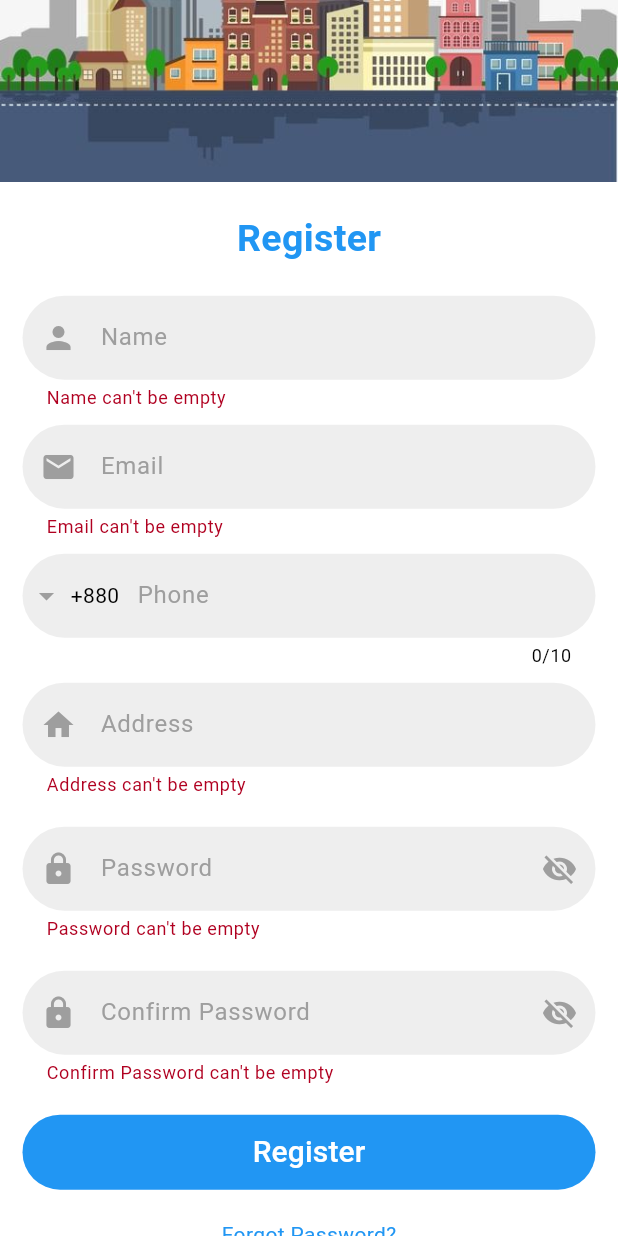
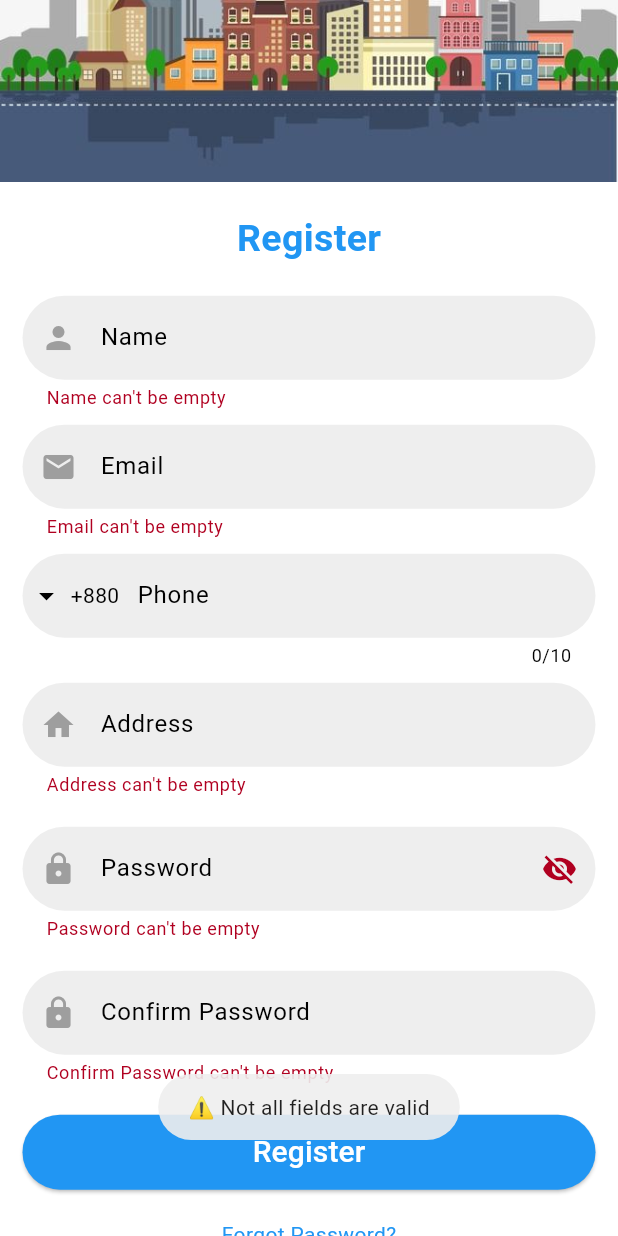
Before and after one commit to arafat-jahan/uber-clone-flutter, a Flutter app: the screen it shows after launch, scrolled down 102 dp, after a tap on "Register", on a phone screen of 412 x 824 dp. Run offline on Flutter 3.47's test engine with Material 3 defaults, Android fonts, the phone set to English and light mode, and no system bars; drawn by our look-alikes of intl_phone_field; our stand-ins replace firebase_auth, firebase_core, firebase_database, fluttertoast; accounts and stored records are empty.

```diff
--- a/lib/main.dart
+++ b/lib/main.dart
@@ -1,10 +1,13 @@
+import 'package:firebase_core/firebase_core.dart';
 import 'package:flutter/material.dart';
 import 'package:users/screens/main_page.dart';
 import 'package:users/screens/register_screen.dart';
 import 'package:users/themeProvider/theme_provider.dart';
 
-void main() {
+ Future<void> main() async{
   runApp(const MyApp());
+  WidgetsFlutterBinding.ensureInitialized();
+  await Firebase.initializeApp();
 }
 
 class MyApp extends StatelessWidget {
--- a/lib/screens/register_screen.dart
+++ b/lib/screens/register_screen.dart
@@ -26,14 +26,18 @@ class _RegisterScreenState extends State<RegisterScreen> {
   // Declare a global key for form
   final _formKey = GlobalKey<FormState>();
 
-void _submit() async{
-  // validated all the form fields
-if(_formKey.currentState!.validate()){
-await firebaseAuth.createUserWithEmailAndPassword(
-    email:emailTextEditingController.text.trim() , password: passwordTextEditingController.text.trim()
-).then((auth) async{
-  currnetUser = auth.user;
-  if(currnetUser != null){
+  /// ✅ Submit function
+  void _submit() async {
+    if (_formKey.currentState!.validate()) {
+      try {
+        final authResult = await firebaseAuth.createUserWithEmailAndPassword(
+          email: emailTextEditingController.text.trim(),
+          password: passwordTextEditingController.text.trim(),
+        );
+
+        currnetUser = authResult.user;
+
+        if (currnetUser != null) {
           Map userMap = {
             "id": currnetUser!.uid,
             "name": nameTextEditingController.text.trim(),
@@ -42,27 +46,26 @@ await firebaseAuth.createUserWithEmailAndPassword(
             "phone": phoneTextEditingController.text.trim(),
           };
 
-    DatabaseReference userRef = FirebaseDatabase.instance.ref().child("users");
-    userRef.child(currnetUser! .uid).set(userMap);
+          DatabaseReference userRef =
+          FirebaseDatabase.instance.ref().child("users");
+          await userRef.child(currnetUser!.uid).set(userMap);
 
-
+          await Fluttertoast.showToast(msg: "✅ Successfully Registered");
+          Navigator.pushReplacement(
+              context, MaterialPageRoute(builder: (c) => MainScreen()));
         }
-  await Fluttertoast.showToast(msg: "Successfully Registered");
-  Navigator.push(context, MaterialPageRoute(builder: (c) => MainScreen()));
-
-}).catchError((errorMessage){
-  Fluttertoast.showToast(msg: "Error occurred: \n $errorMessage");
-});
+      } catch (error) {
+        Fluttertoast.showToast(msg: "❌ Error occurred: \n $error");
       }
-else{
-  Fluttertoast.showToast(msg: "Not all field are valid");
+    } else {
+      Fluttertoast.showToast(msg: "⚠️ Not all fields are valid");
     }
-
   }
 
   @override
   Widget build(BuildContext context) {
-    bool darkTheme = MediaQuery.of(context).platformBrightness == Brightness.dark;
+    bool darkTheme =
+        MediaQuery.of(context).platformBrightness == Brightness.dark;
 
     return GestureDetector(
       onTap: () {
@@ -74,8 +77,10 @@ else{
           children: [
             Column(
               children: [
-                Image.asset(darkTheme ? 'images/city_dark.png' : 'images/city.png'),
-                SizedBox(height: 20),
+                Image.asset(darkTheme
+                    ? 'images/city_dark.png'
+                    : 'images/city.png'),
+                const SizedBox(height: 20),
                 Text(
                   'Register',
                   style: TextStyle(
@@ -87,30 +92,32 @@ else{
                 Padding(
                   padding: const EdgeInsets.fromLTRB(15, 20, 15, 50),
                   child: Column(
-                    crossAxisAlignment: CrossAxisAlignment.center,
                     children: [
                       Form(
-                        key: _formKey, // ✅ Add form key
+                        key: _formKey,
                         child: Column(
-                          mainAxisAlignment: MainAxisAlignment.center,
-                          crossAxisAlignment: CrossAxisAlignment.center,
                           children: [
                             // Name Field
                             TextFormField(
                               controller: nameTextEditingController,
-                              inputFormatters: [LengthLimitingTextInputFormatter(50)],
+                              inputFormatters: [
+                                LengthLimitingTextInputFormatter(50)
+                              ],
                               decoration: InputDecoration(
                                 hintText: "Name",
-                                hintStyle: TextStyle(color: Colors.grey),
                                 filled: true,
-                                fillColor: darkTheme ? Colors.black45 : Colors.grey.shade200,
+                                fillColor: darkTheme
+                                    ? Colors.black45
+                                    : Colors.grey.shade200,
                                 border: OutlineInputBorder(
                                   borderRadius: BorderRadius.circular(40),
                                   borderSide: BorderSide.none,
                                 ),
-                                prefixIcon: Icon(Icons.person, color: darkTheme ? Colors.amber.shade400 : Colors.grey),
+                                prefixIcon: Icon(Icons.person,
+                                    color: darkTheme
+                                        ? Colors.amber.shade400
+                                        : Colors.grey),
                               ),
-                              autovalidateMode: AutovalidateMode.onUserInteraction,
                               validator: (text) {
                                 if (text == null || text.isEmpty) {
                                   return "Name can't be empty";
@@ -118,117 +125,120 @@ else{
                                 if (text.length < 2) {
                                   return "Please enter a valid name";
                                 }
-                                if (text.length > 50) {
-                                  return "Name can't be more than 50 characters";
+                                return null;
+                              },
+                            ),
+                            const SizedBox(height: 10),
+
+                            // Email Field
+                            TextFormField(
+                              controller: emailTextEditingController,
+                              decoration: InputDecoration(
+                                hintText: "Email",
+                                filled: true,
+                                fillColor: darkTheme
+                                    ? Colors.black45
+                                    : Colors.grey.shade200,
+                                border: OutlineInputBorder(
+                                  borderRadius: BorderRadius.circular(40),
+                                  borderSide: BorderSide.none,
+                                ),
+                                prefixIcon: Icon(Icons.email,
+                                    color: darkTheme
+                                        ? Colors.amber.shade400
+                                        : Colors.grey),
+                              ),
+                              validator: (text) {
+                                if (text == null || text.isEmpty) {
+                                  return "Email can't be empty";
+                                }
+                                if (!RegExp(r'^[\w-\.]+@([\w-]+\.)+[\w-]{2,4}$')
+                                    .hasMatch(text)) {
+                                  return "Please enter a valid email";
                                 }
                                 return null;
                               },
                             ),
-                            SizedBox(height: 10),
-
-                            // Email Field
-                            TextFormField(
-                              controller: emailTextEditingController,
-                              inputFormatters: [LengthLimitingTextInputFormatter(100)],
-                              decoration: InputDecoration(
-                                hintText: "Email",
-                                hintStyle: TextStyle(color: Colors.grey),
-                                filled: true,
-                                fillColor: darkTheme ? Colors.black45 : Colors.grey.shade200,
-                                border: OutlineInputBorder(
-                                  borderRadius: BorderRadius.circular(40),
-                                  borderSide: BorderSide.none,
-                                ),
-                                prefixIcon: Icon(Icons.email, color: darkTheme ? Colors.amber.shade400 : Colors.grey),
-                              ),
-                              autovalidateMode: AutovalidateMode.onUserInteraction,
-                              validator: (text) {
-                                if (text == null || text.isEmpty) {
-                                  return "Email can't be empty";
-                                }
-                                if (!RegExp(r'^[\w-\.]+@([\w-]+\.)+[\w-]{2,4}$').hasMatch(text)) {
-                                  return "Please enter a valid email";
-                                }
-                                if (text.length > 99) {
-                                  return "Email can't be more than 100 characters";
-                                }
-                                return null;
-                              },
-                            ),
-                            SizedBox(height: 10),
+                            const SizedBox(height: 10),
 
                             // Phone Field
                             IntlPhoneField(
-                              controller: phoneTextEditingController,
+                              initialCountryCode: 'BD',
                               showCountryFlag: false,
-                              initialCountryCode: 'BD',
-                              dropdownIcon: Icon(
-                                Icons.arrow_drop_down,
-                                color: darkTheme ? Colors.amber.shade400 : Colors.grey,
-                              ),
                               decoration: InputDecoration(
                                 hintText: "Phone",
-                                hintStyle: TextStyle(color: Colors.grey),
                                 filled: true,
-                                fillColor: darkTheme ? Colors.black45 : Colors.grey.shade200,
+                                fillColor: darkTheme
+                                    ? Colors.black45
+                                    : Colors.grey.shade200,
                                 border: OutlineInputBorder(
                                   borderRadius: BorderRadius.circular(40),
                                   borderSide: BorderSide.none,
                                 ),
                               ),
                               onChanged: (phone) {
-                                phoneTextEditingController.text = phone.completeNumber;
+                                phoneTextEditingController.text =
+                                    phone.completeNumber;
+                              },
+                              validator: (phone) {
+                                if (phone == null || phone.number.isEmpty) {
+                                  return "Phone can't be empty";
+                                }
+                                return null;
                               },
                             ),
-                            SizedBox(height: 10),
+                            const SizedBox(height: 10),
 
                             // Address Field
                             TextFormField(
                               controller: addressTextEditingController,
-                              inputFormatters: [LengthLimitingTextInputFormatter(100)],
                               decoration: InputDecoration(
                                 hintText: "Address",
-                                hintStyle: TextStyle(color: Colors.grey),
                                 filled: true,
-                                fillColor: darkTheme ? Colors.black45 : Colors.grey.shade200,
+                                fillColor: darkTheme
+                                    ? Colors.black45
+                                    : Colors.grey.shade200,
                                 border: OutlineInputBorder(
                                   borderRadius: BorderRadius.circular(40),
                                   borderSide: BorderSide.none,
                                 ),
-                                prefixIcon: Icon(Icons.home, color: darkTheme ? Colors.amber.shade400 : Colors.grey),
+                                prefixIcon: Icon(Icons.home,
+                                    color: darkTheme
+                                        ? Colors.amber.shade400
+                                        : Colors.grey),
                               ),
-                              autovalidateMode: AutovalidateMode.onUserInteraction,
                               validator: (text) {
                                 if (text == null || text.isEmpty) {
                                   return "Address can't be empty";
                                 }
-                                if (text.length < 2) {
-                                  return "Please enter a valid address";
-                                }
                                 return null;
                               },
                             ),
-                            SizedBox(height: 20),
+                            const SizedBox(height: 20),
 
                             // Password Field
                             TextFormField(
                               controller: passwordTextEditingController,
                               obscureText: !_passwordVisible,
-                              inputFormatters: [LengthLimitingTextInputFormatter(50)],
                               decoration: InputDecoration(
                                 hintText: "Password",
-                                hintStyle: TextStyle(color: Colors.grey),
                                 filled: true,
-                                fillColor: darkTheme ? Colors.black45 : Colors.grey.shade200,
+                                fillColor: darkTheme
+                                    ? Colors.black45
+                                    : Colors.grey.shade200,
                                 border: OutlineInputBorder(
                                   borderRadius: BorderRadius.circular(40),
                                   borderSide: BorderSide.none,
                                 ),
-                                prefixIcon: Icon(Icons.lock, color: darkTheme ? Colors.amber.shade400 : Colors.grey),
+                                prefixIcon: Icon(Icons.lock,
+                                    color: darkTheme
+                                        ? Colors.amber.shade400
+                                        : Colors.grey),
                                 suffixIcon: IconButton(
                                   icon: Icon(
-                                    _passwordVisible ? Icons.visibility : Icons.visibility_off,
-                                    color: darkTheme ? Colors.amber.shade400 : Colors.grey,
+                                    _passwordVisible
+                                        ? Icons.visibility
+                                        : Icons.visibility_off,
                                   ),
                                   onPressed: () {
                                     setState(() {
@@ -237,7 +247,6 @@ else{
                                   },
                                 ),
                               ),
-                              autovalidateMode: AutovalidateMode.onUserInteraction,
                               validator: (text) {
                                 if (text == null || text.isEmpty) {
                                   return "Password can't be empty";
@@ -245,42 +254,30 @@ else{
                                 if (text.length < 6) {
                                   return "Password must be at least 6 characters";
                                 }
-                                if (text.length > 50) {
-                                  return "Password can't be more than 50 characters";
-                                }
                                 return null;
                               },
                             ),
-                            SizedBox(height: 20),
+                            const SizedBox(height: 20),
 
                             // Confirm Password Field
                             TextFormField(
                               controller: confirmTextEditingController,
                               obscureText: !_passwordVisible,
-                              inputFormatters: [LengthLimitingTextInputFormatter(50)],
                               decoration: InputDecoration(
                                 hintText: "Confirm Password",
-                                hintStyle: TextStyle(color: Colors.grey),
                                 filled: true,
-                                fillColor: darkTheme ? Colors.black45 : Colors.grey.shade200,
+                                fillColor: darkTheme
+                                    ? Colors.black45
+                                    : Colors.grey.shade200,
                                 border: OutlineInputBorder(
                                   borderRadius: BorderRadius.circular(40),
                                   borderSide: BorderSide.none,
                                 ),
-                                prefixIcon: Icon(Icons.lock, color: darkTheme ? Colors.amber.shade400 : Colors.grey),
-                                suffixIcon: IconButton(
-                                  icon: Icon(
-                                    _passwordVisible ? Icons.visibility : Icons.visibility_off,
-                                    color: darkTheme ? Colors.amber.shade400 : Colors.grey,
+                                prefixIcon: Icon(Icons.lock,
+                                    color: darkTheme
+                                        ? Colors.amber.shade400
+                                        : Colors.grey),
                               ),
-                                  onPressed: () {
-                                    setState(() {
-                                      _passwordVisible = !_passwordVisible;
-                                    });
-                                  },
-                                ),
-                              ),
-                              autovalidateMode: AutovalidateMode.onUserInteraction,
                               validator: (text) {
                                 if (text == null || text.isEmpty) {
                                   return "Confirm Password can't be empty";
@@ -291,36 +288,37 @@ else{
                                 return null;
                               },
                             ),
-                            SizedBox(height: 20),
+                            const SizedBox(height: 20),
 
                             // Register Button
                             ElevatedButton(
                               style: ElevatedButton.styleFrom(
-                                backgroundColor: darkTheme ? Colors.amber.shade400 : Colors.blue,
-                                foregroundColor: darkTheme ? Colors.black : Colors.white,
-                                elevation: 0,
+                                backgroundColor: darkTheme
+                                    ? Colors.amber.shade400
+                                    : Colors.blue,
+                                foregroundColor: darkTheme
+                                    ? Colors.black
+                                    : Colors.white,
                                 shape: RoundedRectangleBorder(
                                   borderRadius: BorderRadius.circular(32),
                                 ),
-                                minimumSize: Size(double.infinity, 50),
+                                minimumSize: const Size(double.infinity, 50),
+                              ),
+                              onPressed: _submit, // ✅ Fixed
+                              child: const Text('Register',
+                                  style: TextStyle(fontSize: 20)),
                             ),
 
-                              onPressed: () {
-                                if (_formKey.currentState!.validate()) {
-                                  // Proceed with registration
-                                }
-                              },
-                              child: Text(
-                                'Register',
-                                style: TextStyle(fontSize: 20),
-                              ),
-                            ),
+
+
 
                             SizedBox(height: 20),
 
 // Forgot Password
                             GestureDetector(
-                              onTap: () {},
+                              onTap: () {
+                                // Forgot password action here
+                              },
                               child: Text(
                                 'Forgot Password?',
                                 style: TextStyle(
@@ -328,8 +326,10 @@ else{
                                 ),
                               ),
                             ),
-                            SizedBox(height: 20,),
 
+                            SizedBox(height: 20),
+
+// Sign In option
                             Row(
                               mainAxisAlignment: MainAxisAlignment.center,
                               children: [
@@ -340,23 +340,22 @@ else{
                                     fontSize: 15,
                                   ),
                                 ),
-                                SizedBox(width: 5,),
+                                SizedBox(width: 5),
                                 GestureDetector(
-                                  onTap: (){
-
+                                  onTap: () {
+                                    // Navigate to Sign In screen here
                                   },
                                   child: Text(
                                     'Sign In',
                                     style: TextStyle(
                                       fontSize: 15,
                                       color: darkTheme ? Colors.amber.shade400 : Colors.blue,
-
                                     ),
                                   ),
-                                )
+                                ),
+                              ],
+                            ),
 
-                              ],
-                            )
                           ],
                         ),
                       ),
```
Lines whose indentation alone changed are shown as unchanged.
